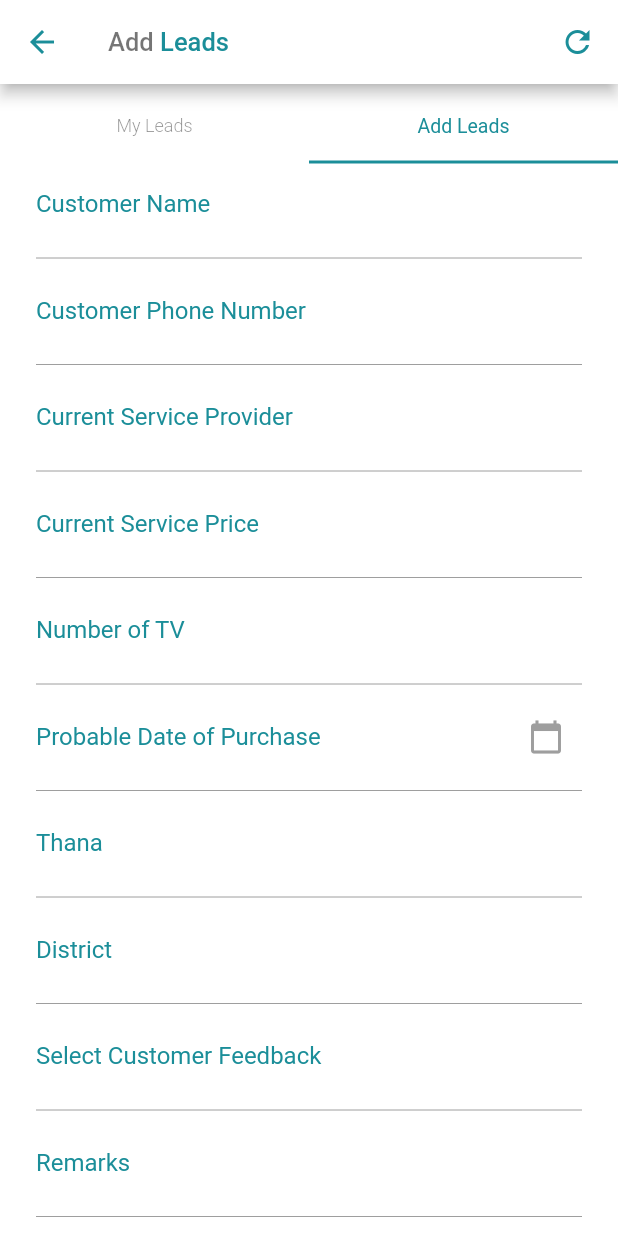
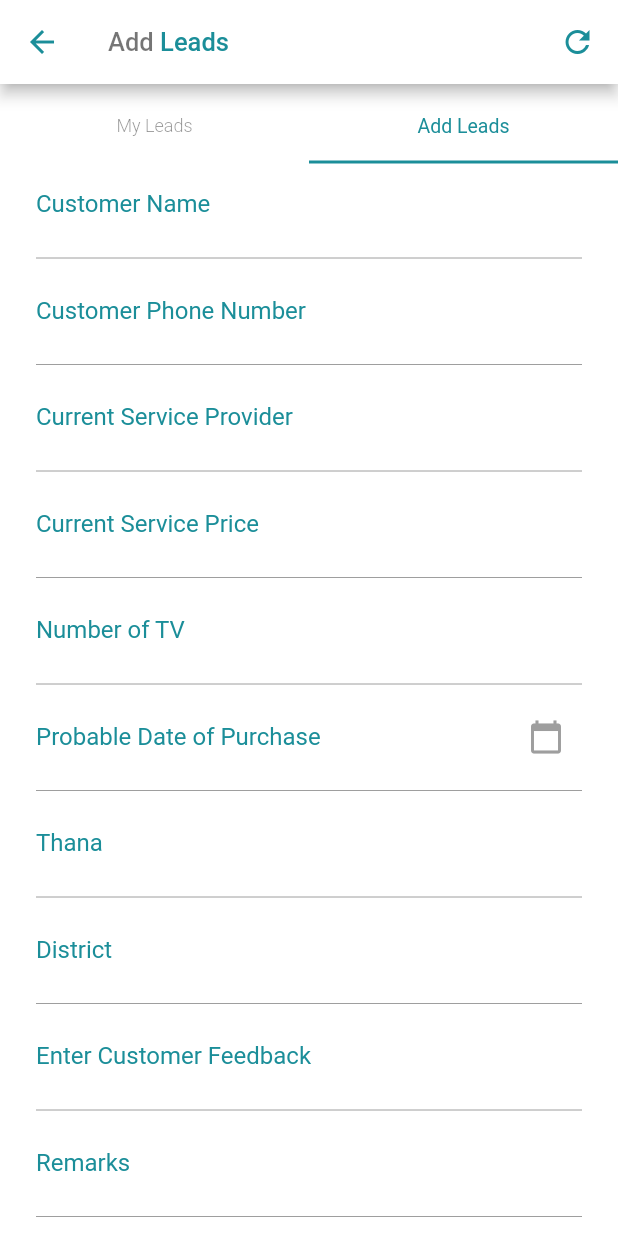
Before and after one commit to Prabal23/Akash-NBP, a Flutter app: the LeadsPage screen opened directly, tab 2 chosen, on a phone screen of 412 x 824 dp. Run offline on Flutter 3.47's test engine with Material 2 defaults, Android fonts, the light colour scheme and no system bars; our stand-ins replace connectivity, dio, geolocator, image_picker, shared_preferences; accounts and stored records are empty; network calls fail; Roboto replaces fonts that are missing (Nunito).

Commit message:
Commit 30-08-2021

```diff
--- a/lib/leads.dart
+++ b/lib/leads.dart
@@ -896,7 +896,7 @@ class _LeadsPageState extends State<LeadsPage> {
                                         decoration: InputDecoration(
                                           hintText: 'Customer Feedback',
                                           //hintStyle: TextStyle(color: Colors.black38),
-                                          labelText: 'Select Customer Feedback',
+                                          labelText: 'Enter Customer Feedback',
                                           labelStyle: TextStyle(
                                               color: Color(0xFF1B8E99)),
                                           contentPadding: EdgeInsets.fromLTRB(
@@ -1017,7 +1017,7 @@ class _LeadsPageState extends State<LeadsPage> {
         leadsMsg("All data synced successfully!");
         await prefs.remove(leadsStored);
       } else {
-        leadsMsg("Attendance already done!");
+        // leadsMsg("Attendance already done!");
         await prefs.remove(leadsStored);
       }
       setState(() {
--- a/lib/sales.dart
+++ b/lib/sales.dart
@@ -29,7 +29,7 @@ class _SalesPageState extends State<SalesPage> {
   TextEditingController typeController = new TextEditingController();
   TextEditingController couponNumController = new TextEditingController();
   TextEditingController remarksController = new TextEditingController();
-  var salesList, bestPerformerList;
+  var salesList = [], bestPerformerList = [];
   bool isLoading = true,
       nodata = false,
       bestPerformerNoData = false,
@@ -109,6 +109,7 @@ class _SalesPageState extends State<SalesPage> {
       setState(() {
         bestPerformerNoData = true;
         isLoading = false;
+        bestPerformerList = [];
       });
     }
   }
@@ -1358,7 +1359,7 @@ class _SalesPageState extends State<SalesPage> {
         salesMsg("All data synced successfully!");
         await prefs.remove(salesStored);
       } else {
-        salesMsg("Attendance already done!");
+        // salesMsg("Attendance already done!");
         await prefs.remove(salesStored);
       }
       setState(() {
```
